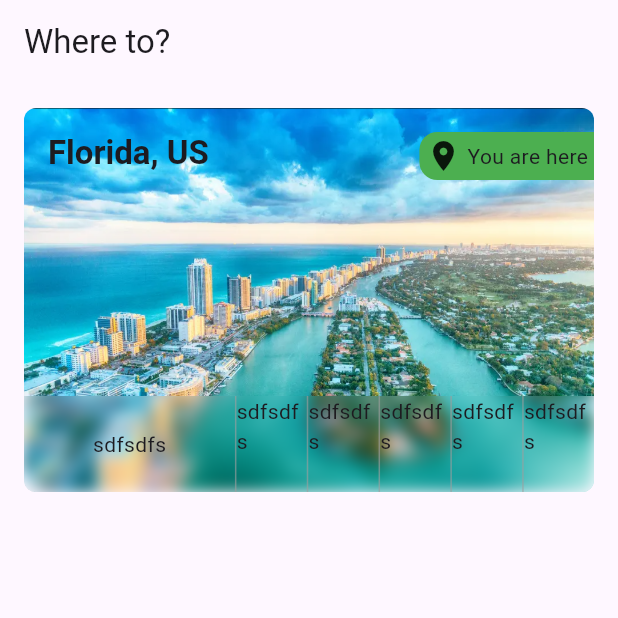
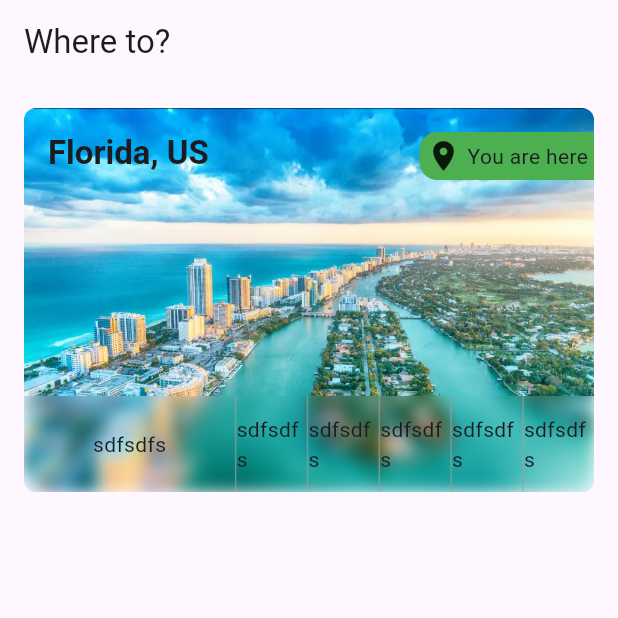
Before and after one commit to flyingV805/WDYWTG, a Flutter app: the screen it shows after launch, on a phone screen of 412 x 824 dp, the top half of it. Run offline on Flutter 3.47's test engine with Material 3 defaults, Android fonts, the phone set to English and light mode, and no system bars; our stand-ins replace equatable, flutter_bloc, geolocator.

Commit message:
BLoC Setup, Working on UI

```diff
--- a/lib/features/featureMain/widget/user_location.dart
+++ b/lib/features/featureMain/widget/user_location.dart
@@ -105,15 +105,45 @@ class _FoundLocation extends StatelessWidget {
                       )
                     ),
                     VerticalDivider(width: 1, thickness: 1, color: Colors.grey.withAlpha(160),),
-                    Expanded(flex: 1, child: Column(children: [Text('sdfsdfs')],)),
+                    Expanded(
+                      flex: 1,
+                      child: Column(
+                        mainAxisAlignment: MainAxisAlignment.center,
+                        children: [ Text('sdfsdfs') ]
+                      )
+                    ),
                     VerticalDivider(width: 1, thickness: 1, color: Colors.grey.withAlpha(160),),
-                    Expanded(flex: 1, child: Column(children: [Text('sdfsdfs')],)),
+                    Expanded(
+                      flex: 1,
+                      child: Column(
+                        mainAxisAlignment: MainAxisAlignment.center,
+                        children: [ Text('sdfsdfs') ]
+                      )
+                    ),
                     VerticalDivider(width: 1, thickness: 1, color: Colors.grey.withAlpha(160),),
-                    Expanded(flex: 1, child: Column(children: [Text('sdfsdfs')],)),
+                    Expanded(
+                      flex: 1,
+                      child: Column(
+                        mainAxisAlignment: MainAxisAlignment.center,
+                        children: [ Text('sdfsdfs') ]
+                      )
+                    ),
                     VerticalDivider(width: 1, thickness: 1, color: Colors.grey.withAlpha(160),),
-                    Expanded(flex: 1, child: Column(children: [Text('sdfsdfs')],)),
+                    Expanded(
+                      flex: 1,
+                      child: Column(
+                        mainAxisAlignment: MainAxisAlignment.center,
+                        children: [ Text('sdfsdfs') ]
+                      )
+                    ),
                     VerticalDivider(width: 1, thickness: 1, color: Colors.grey.withAlpha(160),),
-                    Expanded(flex: 1, child: Column(children: [Text('sdfsdfs')],)),
+                    Expanded(
+                      flex: 1,
+                      child: Column(
+                        mainAxisAlignment: MainAxisAlignment.center,
+                        children: [ Text('sdfsdfs') ]
+                      )
+                    ),
                   ],
                 ),
               ),
```
